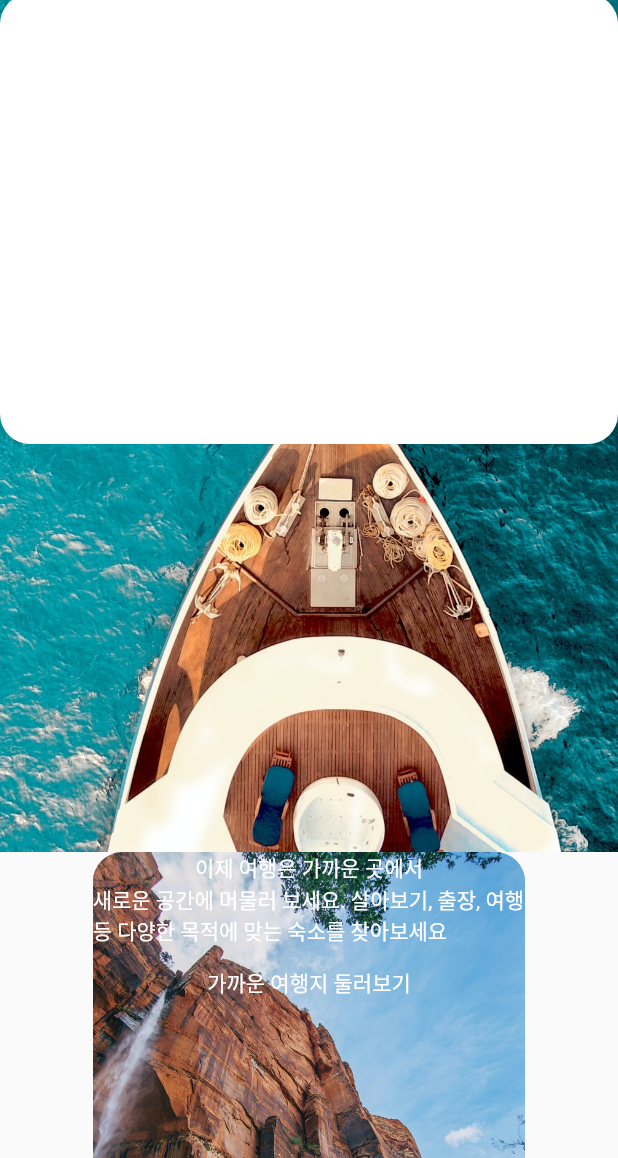
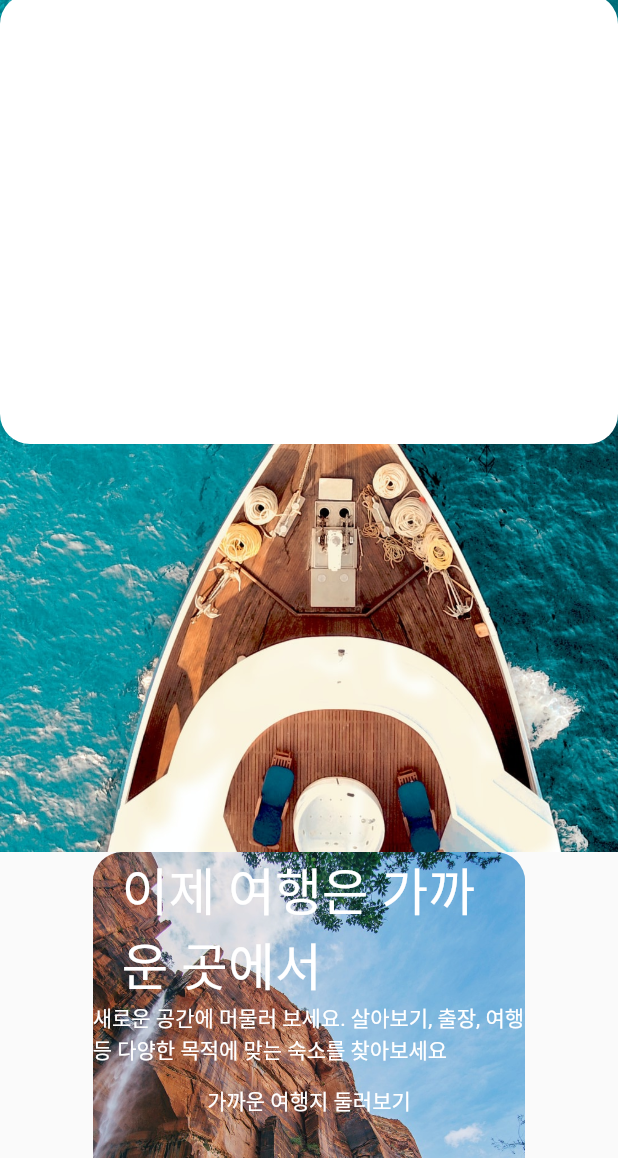
Before and after one commit to yuhyunkimm/Flutter_airbnb, a Flutter app: the screen it shows after launch, on a phone screen of 412 x 824 dp, the part 78-1236 px from its top. Run offline on Flutter 3.47's test engine with Material 2 defaults, Android fonts, the phone set to English and light mode, and no system bars.

Commit message:
core 구조ㅎ

```diff
--- a/lib/core/constants.dart
+++ b/lib/core/constants.dart
@@ -1 +1,4 @@
 // 색상
+import 'package:flutter/material.dart';
+
+const kAccentColor = Color(0xFFFF385C);
--- a/lib/views/pages/post/home/home_body_banner.dart
+++ b/lib/views/pages/post/home/home_body_banner.dart
@@ -11,7 +11,9 @@ class HomeBodyBanner extends StatelessWidget {
         _bannerImage(),
         Column(
           children: [
-            Text("이제 여행은 가까운 곳에서", style: TextStyle(color: Colors.white),),
+            Container(
+              constraints: BoxConstraints(maxWidth: 250),
+                child: Text("이제 여행은 가까운 곳에서", style: TextStyle(color: Colors.white, fontSize: 34),)),
             Text("새로운 공간에 머물러 보세요. 살아보기, 출장, 여행등 다양한 목적에 맞는 숙소를 찾아보세요", style: TextStyle(color: Colors.white),),
             TextButton(onPressed: (){}, child: Text("가까운 여행지 둘러보기", style: TextStyle(color: Colors.white)),),
           ],
```
Also changed, not shown: lib/core/size.dart (+15 -0 lines), lib/core/styles.dart (+21 -0 lines), lib/core/theme.dart (+11 -0 lines).
